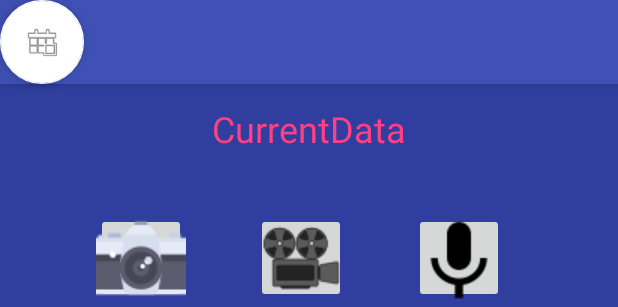
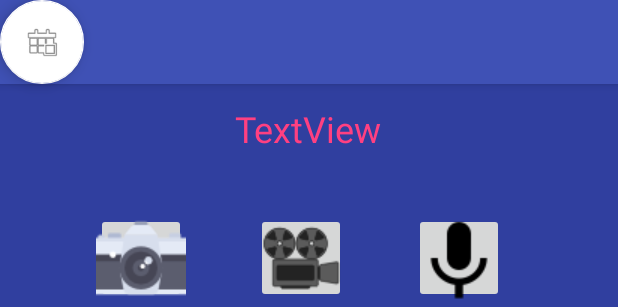
Before and after one commit to mairauss/Diarize, an Android app: the layout main_layout.xml on its own in the app's theme, with its tools: preview values and no code run, on a phone screen of 412 x 824 dp. Shown: the top 307 px of the screen. Run offline under Robolectric (Android 15) with nearby library versions, the phone set to English and light mode, and no system bars.

Commit message:
Merge branch 'master' of /Users/yskorge/Desktop/UNI/HCI/Diarize with conflicts.

```diff
--- a/app/src/main/res/layout/calendar_layout.xml
+++ b/app/src/main/res/layout/calendar_layout.xml
@@ -13,7 +13,8 @@
         android:background="@color/common_google_signin_btn_text_dark_pressed"
         app:layout_constraintLeft_toLeftOf="parent"
         app:layout_constraintRight_toRightOf="parent"
-        app:layout_constraintTop_toTopOf="parent" />
+        app:layout_constraintTop_toTopOf="parent"
+        android:layout_marginTop="8dp" />
 
     <ListView
         android:id="@+id/item_list"
--- a/app/src/main/res/layout/main_layout.xml
+++ b/app/src/main/res/layout/main_layout.xml
@@ -39,10 +39,10 @@
         app:srcCompat="@android:drawable/ic_menu_today" />
 
     <RelativeLayout
-        android:id="@+id/relativeLayout2"
+
         android:layout_width="match_parent"
-        android:layout_height="match_parent">
-
+        android:layout_height="match_parent"
+        android:id="@+id/relativeLayout2">
 
         <EditText
             android:id="@+id/addText"
@@ -56,9 +56,8 @@
             android:layout_marginTop="46dp"
             android:background="@color/cardview_light_background"
             android:elevation="3dp"
-            android:inputType="textMultiLine"
-            android:lines="8"
-            android:minLines="6" />
+            android:inputType="textCapSentences|textAutoCorrect"
+            android:lines="20" />
 
         <ImageButton
             android:id="@+id/addPhoto"
@@ -127,11 +126,11 @@
             android:id="@+id/uploadImage"
             android:layout_width="150dp"
             android:layout_height="150dp"
+            android:layout_marginBottom="75dp"
             android:layout_centerHorizontal="true"
-            android:layout_marginBottom="75dp"
             android:layout_marginLeft="40dp"
             android:layout_marginRight="40dp"
-            android:layout_marginTop="440dp" />
+            android:layout_marginTop="440dp"/>
 
         <VideoView
             android:id="@+id/uploadVideo"
@@ -141,7 +140,7 @@
             android:layout_marginBottom="75dp"
             android:layout_marginLeft="40dp"
             android:layout_marginRight="40dp"
-            android:layout_marginTop="492dp" />
+            android:layout_marginTop="492dp"/>
 
         <TextView
             android:id="@+id/textView6"
@@ -156,12 +155,12 @@
             android:id="@+id/current_data"
             android:layout_width="wrap_content"
             android:layout_height="wrap_content"
+            android:layout_marginBottom="40dp"
+            android:text="TextView"
+            android:textColor="@color/colorAccent"
+            android:textSize="24sp"
             android:layout_above="@+id/addVideo"
-            android:layout_centerHorizontal="true"
-            android:layout_marginBottom="40dp"
-            android:text="CurrentData"
-            android:textColor="@color/colorAccent"
-            android:textSize="24sp" />
+            android:layout_centerHorizontal="true" />
 
     </RelativeLayout>
 
@@ -171,10 +170,10 @@
         android:layout_height="wrap_content"
         android:layout_gravity="top|left"
         android:clickable="true"
-        android:src="@drawable/ic_add_white_48dp"
         app:fabSize="normal"
         app:layout_anchor="@+id/relativeLayout2"
-        app:layout_anchorGravity="bottom|right" />
+        app:layout_anchorGravity="bottom|right"
+        android:src="@drawable/ic_add_white_48dp" />
 
 
 </android.support.design.widget.CoordinatorLayout>
```
